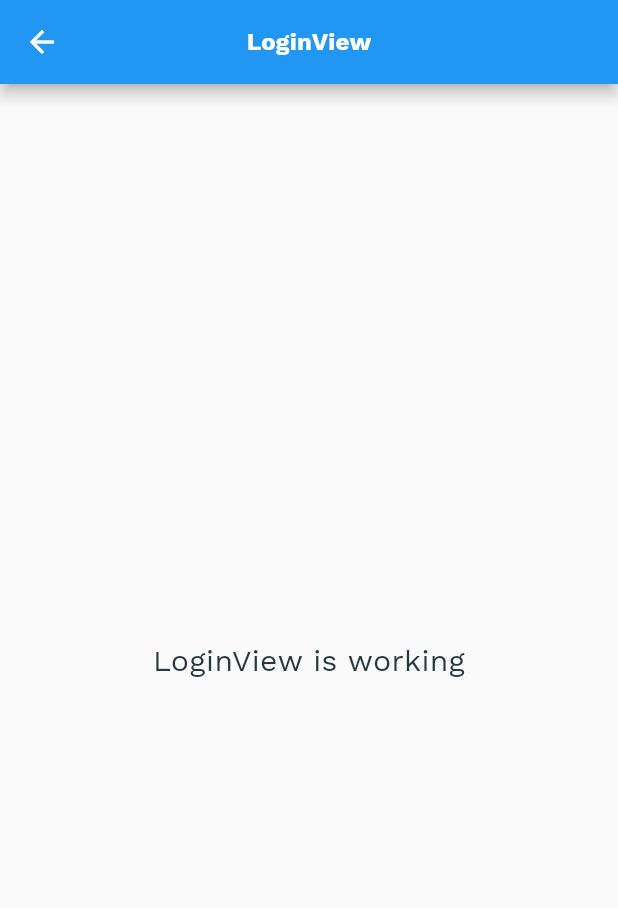
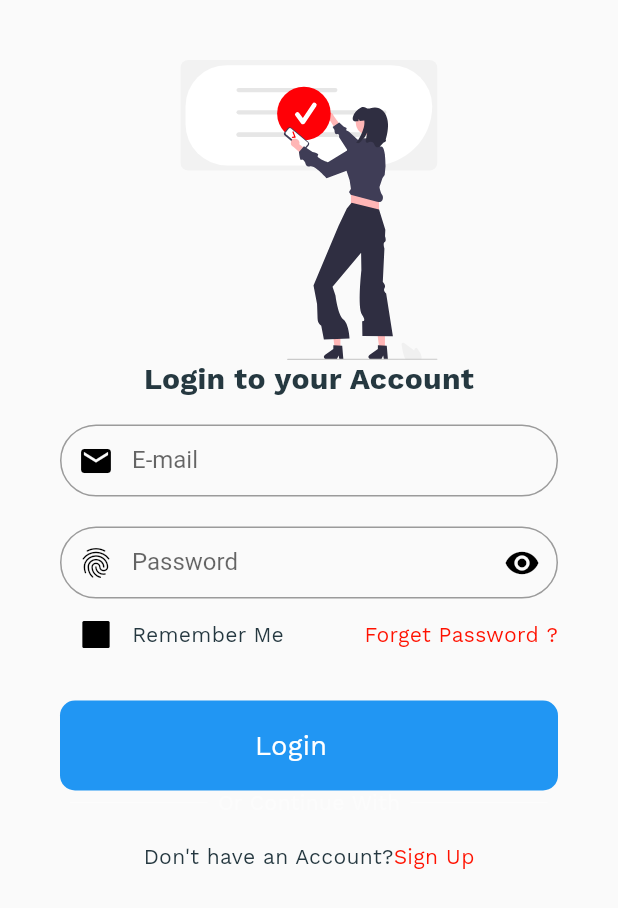
Before and after one commit to salmanulfarisi/hotel_bookin_app, a Flutter app: the LoginView screen opened by its route, on a phone screen of 412 x 824 dp. Shown: the top 908 px of the screen. Run offline on Flutter 3.47's test engine with Material 2 defaults, Android fonts, the phone set to English and light mode, and no system bars; our stand-ins replace animated_text_kit, dio, flutter_svg, get, get_storage, internet_connection_checker and 3 more; accounts and stored records are empty.

Commit message:
add login ui

```diff
--- a/lib/app/core/widget/resposive_button.dart
+++ b/lib/app/core/widget/resposive_button.dart
@@ -1,11 +1,17 @@
-import 'package:flutter/cupertino.dart';
 import 'package:flutter/material.dart';
 import 'package:hotel_app/app/core/widget/app_text.dart';
 
 class ResponsiveButton extends StatelessWidget {
   bool? isResponsive;
   double? width;
-  ResponsiveButton({Key? key, this.width = 120, this.isResponsive = false})
+  String? text;
+  IconData? icon;
+  ResponsiveButton(
+      {Key? key,
+      this.width = 120,
+      this.isResponsive = false,
+      this.text,
+      this.icon})
       : super(key: key);
 
   @override
@@ -20,16 +26,17 @@ class ResponsiveButton extends StatelessWidget {
         ),
         child: Row(
           mainAxisAlignment: isResponsive == true
-              ? MainAxisAlignment.spaceEvenly
-              : MainAxisAlignment.center,
+              ? MainAxisAlignment.center
+              : MainAxisAlignment.spaceEvenly,
           children: [
             isResponsive == true
                 ? AppText(
-                    text: "Book Trip Now",
+                    text: text ?? '',
                     color: Colors.white,
+                    size: 18,
                   )
                 : Container(),
-            const Icon(CupertinoIcons.arrow_right, color: Colors.white),
+            Icon(icon, color: Colors.white),
           ],
         ),
       ),
--- a/lib/app/modules/login/controllers/login_controller.dart
+++ b/lib/app/modules/login/controllers/login_controller.dart
@@ -1,23 +1,51 @@
+import 'package:flutter/material.dart';
 import 'package:get/get.dart';
 
 class LoginController extends GetxController {
-  //TODO: Implement LoginController
-
-  final count = 0.obs;
+  var isPasswordHidden = true.obs;
+  var ckeckBool = false.obs;
+  var isAPIcallProcess = false.obs;
+  final GlobalKey<FormState> loginFormKey = GlobalKey<FormState>();
+  late TextEditingController emailController, passwordController;
+  var email = '';
+  var password = '';
   @override
   void onInit() {
     super.onInit();
-  }
-
-  @override
-  void onReady() {
-    super.onReady();
+    emailController = TextEditingController();
+    passwordController = TextEditingController();
   }
 
   @override
   void onClose() {
     super.onClose();
+    emailController.dispose();
+    passwordController.dispose();
   }
 
-  void increment() => count.value++;
+  String? validateEmail(String value) {
+    if (!GetUtils.isEmail(value)) {
+      return "Provide a valid Email";
+    } else {
+      return null;
+    }
+  }
+
+  String? validatePassword(String value) {
+    if (value.length < 6) {
+      return "Password must be 6 characters";
+    } else {
+      return null;
+    }
+  }
+
+  bool validateAndSave() {
+    final form = loginFormKey.currentState;
+    if (form!.validate()) {
+      form.save();
+      return true;
+    } else {
+      return false;
+    }
+  }
 }
--- a/lib/app/modules/login/views/login_view.dart
+++ b/lib/app/modules/login/views/login_view.dart
@@ -1,6 +1,8 @@
 import 'package:flutter/material.dart';
-
+import 'package:flutter_svg/flutter_svg.dart';
 import 'package:get/get.dart';
+import 'package:hotel_app/app/core/widget/resposive_button.dart';
+import 'package:hotel_app/app/modules/login/views/widget/dividertext.dart';
 
 import '../controllers/login_controller.dart';
 
@@ -9,16 +11,157 @@ class LoginView extends GetView<LoginController> {
   @override
   Widget build(BuildContext context) {
     return Scaffold(
-      appBar: AppBar(
-        title: const Text('LoginView'),
-        centerTitle: true,
-      ),
-      body: Center(
-        child: Text(
-          'LoginView is working',
-          style: TextStyle(fontSize: 20),
+      body: SafeArea(
+          child: Padding(
+        padding: const EdgeInsets.all(40.0),
+        child: SingleChildScrollView(
+          child: Form(
+            key: controller.loginFormKey,
+            autovalidateMode: AutovalidateMode.onUserInteraction,
+            child: Column(
+              mainAxisAlignment: MainAxisAlignment.center,
+              children: [
+                SvgPicture.asset(
+                  'assets/authpic.svg',
+                  height: 200,
+                ),
+                const Text(
+                  'Login to your Account',
+                  textAlign: TextAlign.center,
+                  style: TextStyle(
+                    fontSize: 20,
+                    fontWeight: FontWeight.bold,
+                  ),
+                ),
+                const SizedBox(
+                  height: 20,
+                ),
+                TextFormField(
+                  controller: controller.emailController,
+                  keyboardType: TextInputType.emailAddress,
+                  onSaved: (value) {
+                    controller.email == value;
+                  },
+                  validator: (value) {
+                    return controller.validateEmail(value!);
+                  },
+                  decoration: InputDecoration(
+                    labelText: 'E-mail',
+                    // labelStyle: labelStyle,
+                    hintText: 'E-mail',
+                    // hintStyle: labelStyle,
+                    prefixIcon: const Icon(
+                      Icons.mail,
+                      color: Colors.black,
+                    ),
+                    contentPadding: const EdgeInsets.symmetric(
+                        vertical: 10, horizontal: 10),
+                    border: OutlineInputBorder(
+                      borderRadius: BorderRadius.circular(30),
+                    ),
+                  ),
+                ),
+                const SizedBox(
+                  height: 20,
+                ),
+                Obx(
+                  () => TextFormField(
+                    obscureText: controller.isPasswordHidden.value,
+                    keyboardType: TextInputType.visiblePassword,
+                    autofillHints: const [AutofillHints.email],
+                    controller: controller.passwordController,
+                    onSaved: (value) {
+                      controller.password = value!;
+                    },
+                    validator: (value) {
+                      return controller.validatePassword(value!);
+                    },
+                    decoration: InputDecoration(
+                        labelText: 'Password',
+                        // labelStyle: labelStyle,
+                        hintText: 'Password',
+                        // hintStyle: labelStyle,
+                        prefixIcon:
+                            const Icon(Icons.fingerprint, color: Colors.black),
+                        contentPadding: const EdgeInsets.symmetric(
+                            vertical: 10, horizontal: 10),
+                        border: OutlineInputBorder(
+                          borderRadius: BorderRadius.circular(30),
+                        ),
+                        suffixIcon: IconButton(
+                            onPressed: () {
+                              controller.isPasswordHidden.value =
+                                  !controller.isPasswordHidden.value;
+                            },
+                            icon: Icon(
+                              controller.isPasswordHidden.value
+                                  ? Icons.visibility
+                                  : Icons.visibility_off,
+                              color: controller.isPasswordHidden.value
+                                  ? Colors.black
+                                  : Colors.grey,
+                            ))),
+                  ),
+                ),
+                Row(
+                  children: [
+                    Obx(
+                      () => Checkbox(
+                          fillColor: MaterialStateProperty.all(Colors.black),
+                          value: controller.ckeckBool.value,
+                          onChanged: (value) {
+                            controller.ckeckBool.value =
+                                !controller.ckeckBool.value;
+                          }),
+                    ),
+                    const Text('Remember Me'),
+                    const Spacer(),
+                    GestureDetector(
+                      onTap: () {},
+                      child: const Text(
+                        'Forget Password ?',
+                        style: TextStyle(
+                          color: Color.fromARGB(255, 255, 17, 0),
+                        ),
+                      ),
+                    )
+                  ],
+                ),
+                const SizedBox(
+                  height: 20,
+                ),
+                Row(
+                  children: [
+                    ResponsiveButton(
+                      isResponsive: true,
+                      text: 'Login',
+                    )
+                  ],
+                ),
+                const OrWidget(),
+                const SizedBox(
+                  height: 20,
+                ),
+                Row(
+                  mainAxisAlignment: MainAxisAlignment.center,
+                  children: [
+                    const Text("Don't have an Account?"),
+                    GestureDetector(
+                      onTap: () {},
+                      child: const Text(
+                        'Sign Up',
+                        style: TextStyle(
+                          color: Color.fromARGB(255, 255, 17, 0),
+                        ),
+                      ),
+                    )
+                  ],
+                )
+              ],
+            ),
+          ),
         ),
-      ),
+      )),
     );
   }
 }
--- /dev/null
+++ b/lib/app/modules/login/views/widget/dividertext.dart
@@ -0,0 +1,24 @@
+import 'package:flutter/material.dart';
+
+class OrWidget extends StatelessWidget {
+  const OrWidget({Key? key}) : super(key: key);
+
+  @override
+  Widget build(BuildContext context) {
+    return Row(
+      mainAxisAlignment: MainAxisAlignment.spaceEvenly,
+      children: [
+        SizedBox(
+            width: MediaQuery.of(context).size.width / 4.5,
+            child: const Divider(color: Colors.white38)),
+        const Text(
+          'Or Continue With',
+          style: TextStyle(color: Colors.white38),
+        ),
+        SizedBox(
+            width: MediaQuery.of(context).size.width / 4.5,
+            child: const Divider(color: Colors.white38)),
+      ],
+    );
+  }
+}
--- a/lib/app/routes/app_pages.dart
+++ b/lib/app/routes/app_pages.dart
@@ -18,7 +18,7 @@ part 'app_routes.dart';
 class AppPages {
   AppPages._();
 
-  static const INITIAL = Routes.SPLASH;
+  static const INITIAL = Routes.LOGIN;
 
   static final routes = [
     GetPage(
```
Also changed, not shown: assets/authpic.svg (added).
